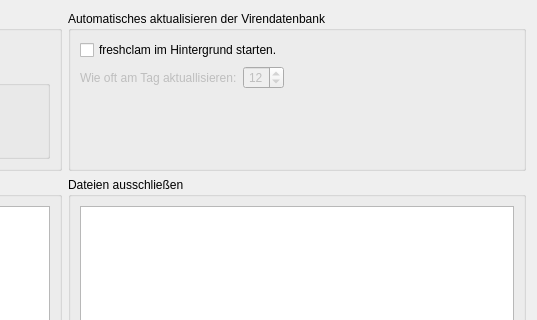
Qt form ui/tabscanscheduling.ui (elgolondrino/clamui) before a commit; both pictures show x 414 to 951 and y 0 to 320 of the 951 by 558 pixel window.
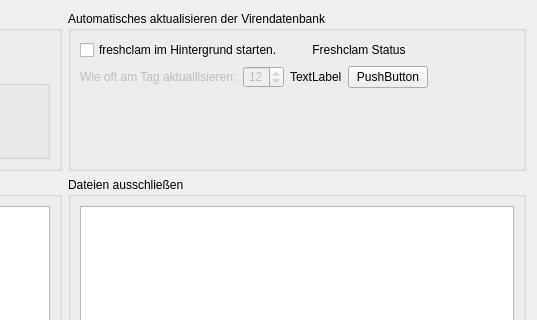
The same form after that commit. Icons and pictures are not drawn.

Diff of the .ui file:
```diff
--- a/ui/tabscanscheduling.ui
+++ b/ui/tabscanscheduling.ui
@@ -199,6 +199,26 @@
      <layout class="QFormLayout" name="formLayout_2">
       <item row="0" column="0">
        <layout class="QGridLayout" name="gridLayout_2">
+        <item row="0" column="2" colspan="2">
+         <widget class="QLabel" name="label_4">
+          <property name="text">
+           <string>Freshclam Status</string>
+          </property>
+          <property name="alignment">
+           <set>Qt::AlignCenter</set>
+          </property>
+         </widget>
+        </item>
+        <item row="0" column="0" colspan="2">
+         <widget class="QCheckBox" name="checkBox_FreshClam">
+          <property name="toolTip">
+           <string>Startet das Programm freshclam im Hintergrund und überprüft in regelmäßigen Abständen die Aktualität der Virendefinitionen. </string>
+          </property>
+          <property name="text">
+           <string>freshclam im Hintergrund starten.</string>
+          </property>
+         </widget>
+        </item>
         <item row="1" column="0">
          <widget class="QLabel" name="label_2">
           <property name="enabled">
@@ -234,13 +254,17 @@
           </property>
          </widget>
         </item>
-        <item row="0" column="0" colspan="2">
-         <widget class="QCheckBox" name="checkBox_FreshClam">
-          <property name="toolTip">
-           <string>Startet das Programm freshclam im Hintergrund und überprüft in regelmäßigen Abständen die Aktualität der Virendefinitionen. </string>
+        <item row="1" column="3">
+         <widget class="QPushButton" name="pushButton_FreshclamStatus">
+          <property name="text">
+           <string>PushButton</string>
           </property>
+         </widget>
+        </item>
+        <item row="1" column="2">
+         <widget class="QLabel" name="label_FreshclamStatus">
           <property name="text">
-           <string>freshclam im Hintergrund starten.</string>
+           <string>TextLabel</string>
           </property>
          </widget>
         </item>
```
